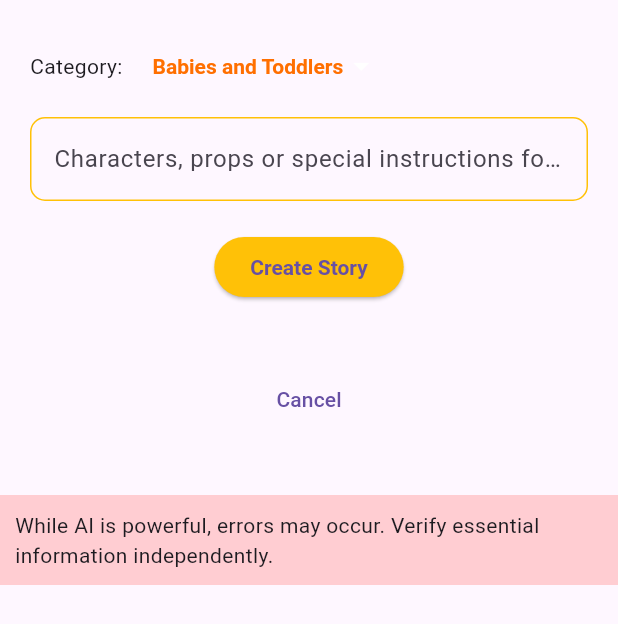
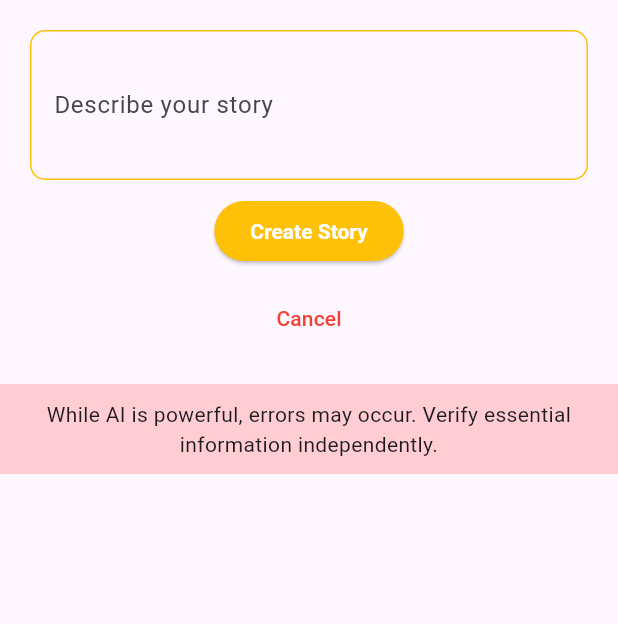
Before and after one commit to its-me-anoop/snuggle_tales, a Flutter app: the CreateStoryScreen screen opened directly, on a phone screen of 412 x 824 dp. Shown: the top 624 px of the screen. Run offline on Flutter 3.47's test engine with Material 3 defaults, Android fonts, the light colour scheme and no system bars; our stand-ins replace animated_text_kit, bloc, cloud_firestore, equatable, firebase_core, firebase_storage and 3 more; missing offline and left inert: web_smooth_scroll; accounts and stored records are empty.

Commit message:
genre automation

```diff
--- a/lib/Services/story_service.dart
+++ b/lib/Services/story_service.dart
@@ -24,7 +24,7 @@ Future<String> getChatGPTResponse(String userMessage) async {
           {
             "role": "user",
             "content":
-                "Short bed time story less than 200 words for children. $userMessage. no index. use paragraphs. add a title, but don't use the text Title:"
+                "Short bed time story less than 200 words for children. $userMessage. no index. use paragraphs. add a title, but don't use the text Title:, add a category or genre as the second line. The story should be in this format : \n\n Title \n\n genre \n\n story"
           },
         ],
       }),
--- a/lib/Utils/loader.dart
+++ b/lib/Utils/loader.dart
@@ -1,6 +1,5 @@
 import 'package:animated_text_kit/animated_text_kit.dart';
 import 'package:flutter/material.dart';
-import 'package:snuggle_tales/Utils/warning.dart';
 
 /// A widget that displays a loading animation along with animated text messages.
 class Loader extends StatelessWidget {
@@ -39,9 +38,6 @@ class Loader extends StatelessWidget {
               ),
             ),
             const SizedBox(height: 20), // Add some spacing
-
-            // Warning message
-            const Warning(),
           ],
         ),
       ),
--- a/lib/Utils/warning.dart
+++ b/lib/Utils/warning.dart
@@ -13,8 +13,11 @@ class Warning extends StatelessWidget {
         color: Colors.red[100],
         child: const Padding(
           padding: EdgeInsets.all(10.0),
-          child: Text(
-            "While AI is powerful, errors may occur. Verify essential information independently.",
+          child: Center(
+            child: Text(
+              "While AI is powerful, errors may occur. Verify essential information independently.",
+              textAlign: TextAlign.center,
+            ),
           ),
         ),
       ),
--- a/lib/bloc/story_event.dart
+++ b/lib/bloc/story_event.dart
@@ -6,13 +6,12 @@ abstract class StoryEvent extends Equatable {
 }
 
 class StoryCreateEvent extends StoryEvent {
-  final String storyType;
   final String characters;
 
-  StoryCreateEvent(this.storyType, this.characters);
+  StoryCreateEvent(this.characters);
 
   @override
-  List<Object> get props => [storyType, characters];
+  List<Object> get props => [characters];
 }
 
 class FetchStoriesEvent extends StoryEvent {}
--- a/lib/bloc/story_state.dart
+++ b/lib/bloc/story_state.dart
@@ -12,20 +12,22 @@ class StoryLoadingState extends StoryState {}
 class StoryLoadedState extends StoryState {
   final String storyContent;
   final String imageUrl;
+  final String genre;
 
-  StoryLoadedState(this.storyContent, this.imageUrl);
+  StoryLoadedState(this.storyContent, this.imageUrl, this.genre);
 
   @override
-  List<Object> get props => [storyContent, imageUrl];
+  List<Object> get props => [storyContent, imageUrl, genre];
 }
 
 class StoriesLoadedState extends StoryState {
   final List<DocumentSnapshot> stories;
+  final List<DocumentSnapshot> genres;
 
-  StoriesLoadedState(this.stories);
+  StoriesLoadedState(this.stories, this.genres);
 
   @override
-  List<Object> get props => [stories];
+  List<Object> get props => [stories, genres];
 }
 
 class StoryErrorState extends StoryState {}
--- a/lib/constants/categories.dart
+++ /dev/null
@@ -1,8 +0,0 @@
-const List<String> categories = [
-  'Babies and Toddlers',
-  'Educational',
-  'Fairy Tales',
-  'Fantasy',
-  'Historical Fiction',
-  'Realistic Fiction'
-];
--- a/lib/screens/create_story_screen.dart
+++ b/lib/screens/create_story_screen.dart
@@ -1,15 +1,14 @@
 import 'package:flutter/material.dart';
 import 'package:flutter_bloc/flutter_bloc.dart';
 import 'package:snuggle_tales/bloc/story_bloc.dart';
-import 'package:snuggle_tales/constants/categories.dart';
 import 'package:snuggle_tales/screens/story_screen.dart';
 import 'package:snuggle_tales/Utils/loader.dart';
-import 'package:snuggle_tales/Utils/footer.dart';
 import 'package:snuggle_tales/Utils/warning.dart';
 import 'package:web_smooth_scroll/web_smooth_scroll.dart';
 
 class CreateStoryScreen extends StatefulWidget {
-  const CreateStoryScreen({super.key});
+  final VoidCallback onStoryCreated; // Add this line
+  const CreateStoryScreen({super.key, required this.onStoryCreated});
 
   @override
   CreateStoryScreenState createState() => CreateStoryScreenState();
@@ -17,9 +16,7 @@ class CreateStoryScreen extends StatefulWidget {
 
 class CreateStoryScreenState extends State<CreateStoryScreen> {
   late ScrollController _scrollController;
-  double selectedAge = 3.0;
-  late String selectedStoryType = categories[0];
-  String charactersInput = 'story from the bible';
+  String storyPrompt = 'story from the bible';
 
   @override
   void initState() {
@@ -39,6 +36,7 @@ class CreateStoryScreenState extends State<CreateStoryScreen> {
       body: BlocConsumer<StoryBloc, StoryState>(
         listener: (context, state) {
           if (state is StoryLoadedState) {
+            widget.onStoryCreated(); // Add this line to trigger the callback
             Navigator.push(
               context,
               MaterialPageRoute(
@@ -67,43 +65,13 @@ class CreateStoryScreenState extends State<CreateStoryScreen> {
                       crossAxisAlignment: CrossAxisAlignment.start,
                       mainAxisAlignment: MainAxisAlignment.center,
                       children: [
-                        Row(
-                          children: [
-                            const Text(
-                              'Category:',
-                            ),
-                            const SizedBox(
-                              width: 20,
-                            ),
-                            DropdownButton<String>(
-                              iconEnabledColor: Colors.white,
-                              borderRadius: BorderRadius.circular(10),
-                              style: const TextStyle(color: Colors.white),
-                              underline: const SizedBox(),
-                              value: selectedStoryType,
-                              onChanged: (String? newValue) {
-                                setState(() {
-                                  selectedStoryType = newValue!;
-                                });
-                              },
-                              items: categories.map<DropdownMenuItem<String>>(
-                                  (String value) {
-                                return DropdownMenuItem<String>(
-                                  value: value,
-                                  child: Text(
-                                    value,
-                                    style: TextStyle(
-                                        color: Colors.amber[900],
-                                        fontWeight: FontWeight.bold),
-                                  ),
-                                );
-                              }).toList(),
-                            ),
-                          ],
-                        ),
-                        const SizedBox(height: 10.0),
                         // Characters Input Field
-                        TextField(
+                        SizedBox(
+                          height: 100,
+                          child: TextField(
+                            expands: true,
+                            maxLines: null,
+                            minLines: null,
                             style: TextStyle(
                                 color: Colors.amber[900],
                                 fontWeight: FontWeight.bold),
@@ -113,8 +81,7 @@ class CreateStoryScreenState extends State<CreateStoryScreen> {
                                   borderSide: BorderSide(color: Colors.amber),
                                   borderRadius:
                                       BorderRadius.all(Radius.circular(10))),
-                            labelText:
-                                'Characters, props or special instructions for the Story',
+                              labelText: 'Describe your story',
                               hintText:
                                   'Teddy bear, space ship, fairy tale planet...',
                               fillColor: Colors.amber,
@@ -125,41 +92,45 @@ class CreateStoryScreenState extends State<CreateStoryScreen> {
                             ),
                             onChanged: (value) {
                               setState(() {
-                              charactersInput = value;
+                                storyPrompt = value;
                               });
                             },
+                          ),
                         ),
                         // Create Story Button
                         Center(
                           child: Padding(
-                            padding: const EdgeInsets.all(20.0),
+                            padding: const EdgeInsets.all(10.0),
                             child: ElevatedButton(
                               style: ButtonStyle(
                                   textStyle: MaterialStateProperty.resolveWith(
                                       (states) => const TextStyle(
-                                          fontWeight: FontWeight.bold)),
+                                            fontWeight: FontWeight.bold,
+                                          )),
                                   backgroundColor:
                                       MaterialStateColor.resolveWith(
                                           (states) => Colors.amber)),
                               onPressed: () {
                                 BlocProvider.of<StoryBloc>(context).add(
-                                  StoryCreateEvent(
-                                      selectedStoryType, charactersInput),
+                                  StoryCreateEvent(storyPrompt),
                                 );
                               },
-                              child: const Text('Create Story'),
+                              child: const Text(
+                                'Create Story',
+                                style: TextStyle(color: Colors.white),
+                              ),
                             ),
                           ),
                         ),
                         // Create Story Button
                         Center(
-                          child: Padding(
-                            padding: const EdgeInsets.all(20.0),
                           child: TextButton(
                             onPressed: () {
                               Navigator.pop(context);
                             },
-                              child: const Text('Cancel'),
+                            child: const Text(
+                              'Cancel',
+                              style: TextStyle(color: Colors.red),
                             ),
                           ),
                         ),
@@ -169,7 +140,6 @@ class CreateStoryScreenState extends State<CreateStoryScreen> {
                 ),
                 // Chat Section
                 const Warning(),
-                const Footer()
               ],
             ),
           );
```
Also changed, not shown: lib/bloc/story_bloc.dart (+23 -5 lines), lib/screens/home_screen.dart (+13 -7 lines). Lines whose indentation alone changed are shown as unchanged.
